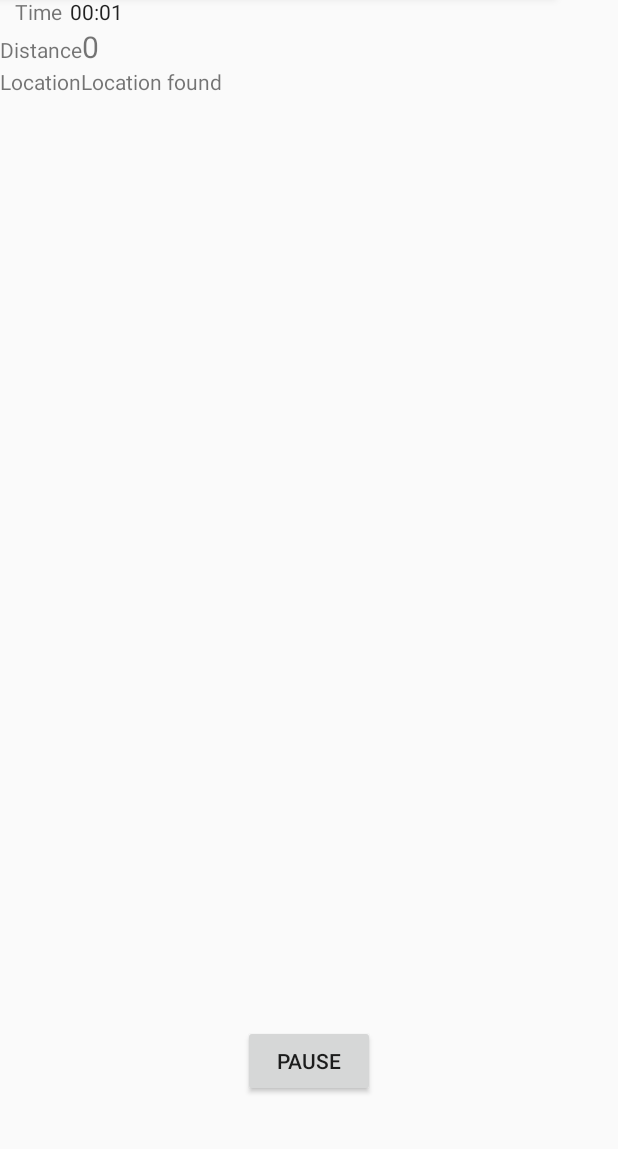
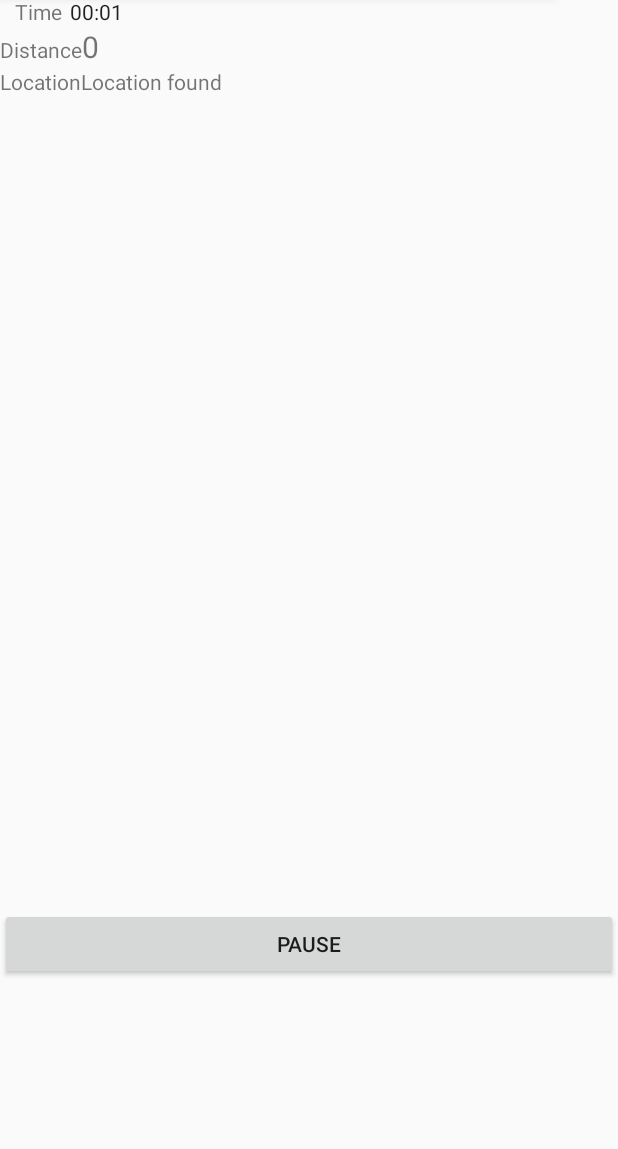
Before and after one commit to tkettu/rokego_android, an Android app: the screen it shows after launch (MainActivity), after a tap on "START", on a phone screen of 412 x 824 dp, the part 87-1236 px from its top. Run offline under Robolectric (Android 15) with nearby library versions, the phone set to English and light mode, and no system bars.

```diff
--- a/app/build.gradle
+++ b/app/build.gradle
@@ -29,5 +29,6 @@ dependencies {
     compile 'com.android.support.constraint:constraint-layout:1.0.2'
     compile 'com.android.support:support-v4:26.+'
     compile 'com.android.support:support-vector-drawable:26.+'
+    compile 'com.android.support:design:26.+'
     testCompile 'junit:junit:4.12'
 }
--- a/app/src/main/java/com/teroki/rokego_android/Constants.java
+++ b/app/src/main/java/com/teroki/rokego_android/Constants.java
@@ -9,6 +9,7 @@ public class Constants {
         public static String MAIN_ACTION = "com.teroki.rokego_android.action.main";
         public static String STARTFOREGROUND_ACTION = "com.teroki.rokego_android.action.startforeground";
         public static String STOPFOREGROUND_ACTION = "com.teroki.rokego_android.action.stopforeground";
+        public static String PAUSE_ACTION="com.teroki.rokego_android.action.pause";
     }
     public interface NOTIFICATION_ID {
         public static int FOREGROUND_SERVICE = 101;
--- a/app/src/main/java/com/teroki/rokego_android/MainActivity.java
+++ b/app/src/main/java/com/teroki/rokego_android/MainActivity.java
@@ -1,8 +1,12 @@
 package com.teroki.rokego_android;
 
 import android.Manifest;
+import android.content.BroadcastReceiver;
+import android.content.Context;
 import android.content.Intent;
+import android.content.IntentFilter;
 import android.content.pm.PackageManager;
+import android.support.design.widget.FloatingActionButton;
 import android.support.v4.app.ActivityCompat;
 import android.support.v7.app.AppCompatActivity;
 import android.os.Bundle;
@@ -34,6 +38,7 @@ public class MainActivity extends AppCompatActivity {
 
     Button startBtn;   //Visible on Create, pressing changes text to "pause" and starts tracking
     Button stopBtn;    //Invisible on Create, visible when pressed pause, invisible again on "continue"
+    FloatingActionButton addBtn;
     private boolean startBtnClicked = false;
 
 
@@ -50,6 +55,8 @@ public class MainActivity extends AppCompatActivity {
     //Tracker gps;
     GpsTracker gps;
 
+
+
     @Override
     protected void onCreate(Bundle savedInstanceState) {
         super.onCreate(savedInstanceState);
@@ -58,6 +65,14 @@ public class MainActivity extends AppCompatActivity {
         startBtn = (Button) findViewById(R.id.button_start);
         stopBtn = (Button) findViewById(R.id.button_stop);
         mainToolbar = (Toolbar) findViewById(R.id.toolbar_main);
+        addBtn = (FloatingActionButton) findViewById(R.id.fab_Add);
+        addBtn.setOnClickListener(new View.OnClickListener() {
+            @Override
+            public void onClick(View view) {
+                Intent intent = new Intent(MainActivity.this, SaveData.class);
+                startActivity(intent);
+            }
+        });
 
         timeLayout = (LinearLayout) findViewById(R.id.time_layout);
         distanceLayout = (LinearLayout) findViewById(R.id.distance_layout);
@@ -146,7 +161,8 @@ public class MainActivity extends AppCompatActivity {
     public void start(View view){
 
         if (!startBtnClicked) {
-            chronometer.start();
+            continue2();
+            /*chronometer.start();
             gps.start(); // Todo, what if location permission not granted???
             Intent startIntent = new Intent(MainActivity.this, Tracker.class);
             startIntent.putExtra("elapsedTime", chronometer.getBase());
@@ -156,7 +172,7 @@ public class MainActivity extends AppCompatActivity {
             //startBtn.setText(R.string.btn_pause);
             setButtonState(Constants.BUTTON_STATES.BTN_PAUSE);
 
-            stopBtn.setVisibility(View.INVISIBLE);
+            stopBtn.setVisibility(View.INVISIBLE);*/
 
             if (gps.canGetLocation()){
                 searching.setText("Location found");
@@ -164,21 +180,49 @@ public class MainActivity extends AppCompatActivity {
 
 
         }else{
-            chronometer.stop();
-            gps.pause();
+            pause();
+            //chronometer.stop();
+            //gps.pause();
             //Intent stopIntent = new Intent(MainActivity.this, Tracker.class);
             //stopIntent.setAction(Constants.ACTION.STOPFOREGROUND_ACTION);
             //startService(stopIntent);
             //stopBtn.setVisibility(View.VISIBLE);
             //startBtn.setText(R.string.btn_continue);
-            setButtonState(Constants.BUTTON_STATES.BTN_CONTINUE);
+            //setButtonState(Constants.BUTTON_STATES.BTN_CONTINUE);
         }
-        startBtnClicked = !startBtnClicked;
+        //startBtnClicked = !startBtnClicked;
        /* //gps.getTimeLabel().setVisibility(View.VISIBLE);
         //gps.getChronometer().setVisibility(View.VISIBLE);
         gps.start();
         this.mainToolbar.setVisibility(View.INVISIBLE);
 */
+    }
+
+    public void continue2(){
+        chronometer.start();
+        gps.start(); // Todo, what if location permission not granted???
+        Intent startIntent = new Intent(MainActivity.this, Tracker.class);
+        startIntent.putExtra("elapsedTime", chronometer.getBase());
+        startIntent.putExtra("elapsedDistance", gps.getDistance());
+        startIntent.setAction(Constants.ACTION.STARTFOREGROUND_ACTION);
+        startService(startIntent);
+        //startBtn.setText(R.string.btn_pause);
+        setButtonState(Constants.BUTTON_STATES.BTN_PAUSE);
+
+
+
+        stopBtn.setVisibility(View.INVISIBLE);
+
+        startBtnClicked = true;
+    }
+
+    public void pause() {
+        chronometer.stop();
+        gps.pause();
+        setButtonState(Constants.BUTTON_STATES.BTN_CONTINUE);
+
+        startBtnClicked = false;
+
     }
 
     /**
@@ -221,18 +265,21 @@ public class MainActivity extends AppCompatActivity {
     }*/
 
     /**
-     * Sets start and stop button states between 1-START, 2-PAUSE and 3-CONTINUE/STOP
+     * Sets buttons and layout states (Visibility, text) between 1-START, 2-PAUSE and 3-CONTINUE/STOP
+     * States should go from 1 -> 2 -> 3 -> 1
      * @param state
      */
     private void setButtonState(int state){
         switch (state){
             case Constants.BUTTON_STATES.BTN_START:
                 startBtn.setText(R.string.btn_start);
+                addBtn.setVisibility(View.VISIBLE);
                 timeLayout.setVisibility(View.INVISIBLE);
                 distanceLayout.setVisibility(View.INVISIBLE);
                 break;
             case Constants.BUTTON_STATES.BTN_PAUSE:
                 startBtn.setText(R.string.btn_pause);
+                addBtn.setVisibility(View.INVISIBLE);
                 timeLayout.setVisibility(View.VISIBLE);
                 distanceLayout.setVisibility(View.VISIBLE);
                 break;
@@ -257,4 +304,25 @@ public class MainActivity extends AppCompatActivity {
         startService(stopIntent);
         startBtn.setText("LOPETETTU JOO");
     }
+
+    private BroadcastReceiver receiver = new BroadcastReceiver() {
+        @Override
+        public void onReceive(Context context, Intent intent) {
+            pause();
+        }
+    };
+
+    @Override
+    protected void onResume(){
+        IntentFilter filter = new IntentFilter();
+        filter.addAction(Tracker.PAUSE_BROADCAST);
+        registerReceiver(receiver, filter);
+        super.onResume();
+    }
+
+    @Override
+    protected void onPause(){
+        unregisterReceiver(receiver);
+        super.onPause();
+    }
 }
--- a/app/src/main/java/com/teroki/rokego_android/SaveData.java
+++ b/app/src/main/java/com/teroki/rokego_android/SaveData.java
@@ -45,6 +45,7 @@ public class SaveData extends AppCompatActivity {
         Log.d("Adding: ", String.valueOf(time) + " AND " + String.valueOf(distance));
         DBHelper db = new DBHelper(this);
         //Todo Exercise name with choices
+        // http://www.androidbegin.com/tutorial/android-populating-spinner-json-tutorial/
         // Todo date
         date = System.currentTimeMillis();
         if( distance == null || time == null){
--- a/app/src/main/res/layout/activity_main.xml
+++ b/app/src/main/res/layout/activity_main.xml
@@ -23,7 +23,8 @@
         android:layout_height="wrap_content"
         app:layout_constraintTop_toBottomOf="@+id/toolbar_main"
         android:weightSum="1"
-        android:visibility="invisible">
+        android:visibility="invisible"
+        tools:layout_editor_absoluteX="0dp">
         <TextView
             android:id="@+id/time_label"
             android:layout_width="wrap_content"
@@ -42,7 +43,8 @@
         android:layout_width="wrap_content"
         android:layout_height="wrap_content"
         app:layout_constraintTop_toBottomOf="@+id/time_layout"
-        android:visibility="invisible">
+        android:visibility="invisible"
+        tools:layout_editor_absoluteX="0dp">
         <TextView
             android:id="@+id/distance_label"
             android:layout_width="wrap_content"
@@ -66,7 +68,8 @@
     <LinearLayout
         android:layout_width="wrap_content"
         android:layout_height="wrap_content"
-        app:layout_constraintTop_toBottomOf="@+id/distance_layout">
+        app:layout_constraintTop_toBottomOf="@+id/distance_layout"
+        tools:layout_editor_absoluteX="0dp">
         <TextView
             android:layout_width="wrap_content"
             android:layout_height="wrap_content"
@@ -80,28 +83,41 @@
 
     <Button
         android:id="@+id/button_start"
-        android:layout_width="wrap_content"
+        android:layout_width="0dp"
         android:layout_height="wrap_content"
         android:text="@string/btn_start"
         app:layout_constraintLeft_toLeftOf="parent"
         app:layout_constraintRight_toRightOf="parent"
         app:layout_constraintTop_toTopOf="parent"
         app:layout_constraintBottom_toBottomOf="parent"
-        app:layout_constraintVertical_bias="0.965"
+        app:layout_constraintVertical_bias="0.864"
         android:layout_marginBottom="8dp"
-        android:onClick="start"/>
+        android:onClick="start"
+        app:layout_constraintHorizontal_bias="1.0" />
 
     <Button
         android:id="@+id/button_stop"
+        android:layout_width="match_parent"
+        android:layout_height="wrap_content"
+        android:text="@string/btn_stop"
+        app:layout_constraintTop_toBottomOf="@+id/button_start"
+        android:visibility="invisible"
+        android:onClick="stop"
+        app:layout_constraintVertical_bias="0.583"
+        app:layout_constraintLeft_toLeftOf="parent"
+        app:layout_constraintRight_toRightOf="parent" />
+
+    <android.support.design.widget.FloatingActionButton
+        android:id="@+id/fab_Add"
         android:layout_width="wrap_content"
         android:layout_height="wrap_content"
-        android:text="@string/btn_stop"
-        app:layout_constraintLeft_toRightOf="@+id/button_start"
-        android:layout_marginLeft="13dp"
-        app:layout_constraintBottom_toBottomOf="@+id/button_start"
-        android:layout_marginBottom="-10dp"
-        android:visibility="invisible"
-        android:onClick="stop"/>
+        android:layout_margin="16dp"
+        app:srcCompat="@android:drawable/ic_input_add"
+        app:layout_constraintLeft_toLeftOf="parent"
+        app:layout_constraintRight_toRightOf="parent"
+        app:layout_constraintHorizontal_bias="1.0"
+        android:layout_marginBottom="8dp"
+        app:layout_constraintBottom_toTopOf="@+id/button_start" />
 
 
 </android.support.constraint.ConstraintLayout>
--- a/app/src/main/res/values/strings.xml
+++ b/app/src/main/res/values/strings.xml
@@ -95,6 +95,7 @@
     <string name="pref_ringtone_silent">Silent</string>
 
     <string name="pref_title_vibrate">Vibrate</string>
+    <string name="title_activity_main2">Main2Activity</string>
 
 
 </resources>
--- a/app/src/main/res/values/styles.xml
+++ b/app/src/main/res/values/styles.xml
@@ -8,4 +8,8 @@
         <item name="colorAccent">@color/colorAccent</item>
     </style>
 
+    <style name="AppBarOverlay" parent="ThemeOverlay.AppCompat.Dark.ActionBar" />
+
+    <style name="PopupOverlay" parent="ThemeOverlay.AppCompat.Light" />
+
 </resources>
```
Also changed, not shown: app/src/main/java/com/teroki/rokego_android/Tracker.java (+24 -1 lines).
